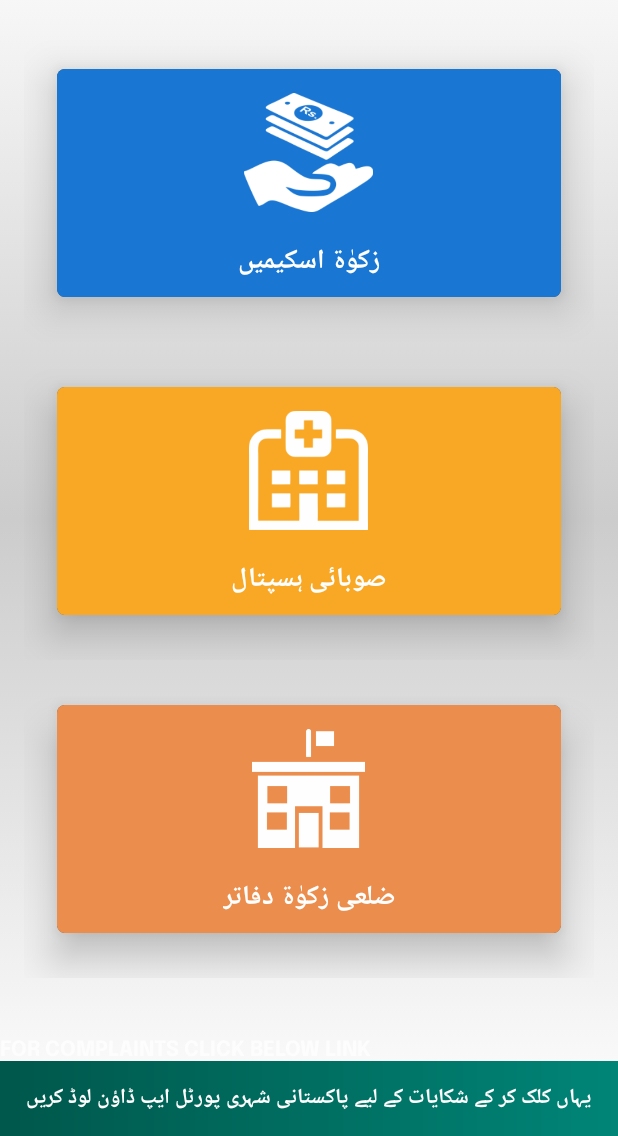
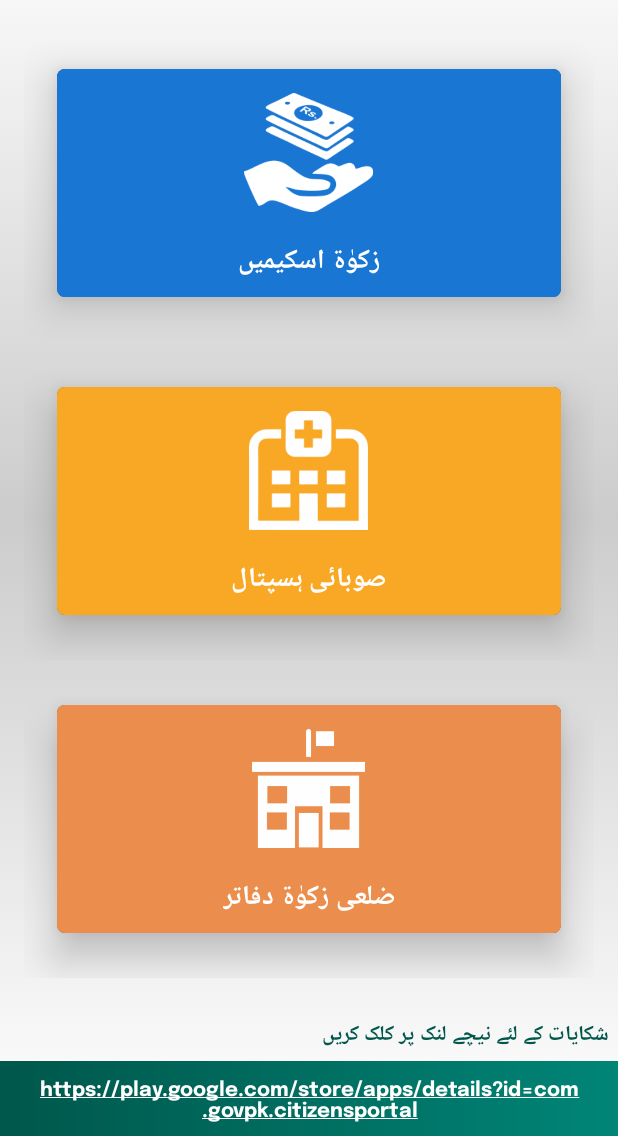
Before and after one commit to codeforpakistan/Mostahiq, an Android app: the MainActivity screen opened directly, with no data from a screen before it, on a phone screen of 412 x 824 dp, the part 100-1236 px from its top. Run offline under Robolectric (Android 15) with nearby library versions, the phone set to English and light mode, and no system bars.

Commit message:
Mustahiq App

```diff
--- a/app/src/main/java/com/kpitb/zakattandusherr/MainActivity.java
+++ b/app/src/main/java/com/kpitb/zakattandusherr/MainActivity.java
@@ -101,7 +101,8 @@ public class MainActivity extends AppCompatActivity {
 
     MediaPlayer mediaPlayer;
 
-    private CustomTextViewForMainPage tvTitle,tvTitleUrdu,tvTitlePashto;
+    private CustomTextViewForMainPage txtComplaint,txtComplaintUrdu,txtComplaintPashto;
+    private RelativeLayout view;
 
     @Override
     protected void onCreate(Bundle savedInstanceState) {
@@ -123,6 +124,7 @@ public class MainActivity extends AppCompatActivity {
 
         //BY DEFAULT SHOW LIST IN URDU
         setUpRescyclerViewUrdu();
+        txtComplaintUrdu.setVisibility(View.VISIBLE);
 
         Menu menu = navigationView.getMenu();
         menu.add(0, MENU_EDUCATIONAL_GRANT, Menu.NONE, "زکوٰۃ اسکیمیں").setIcon(R.drawable.zakat_schemz_icon);
@@ -234,9 +236,9 @@ public class MainActivity extends AppCompatActivity {
                         mediaPlayer.start();
                         if (radioUrdu.isChecked() == true)
                         {
-                            tvTitleUrdu.setVisibility(View.VISIBLE);
-                            tvTitlePashto.setVisibility(View.GONE);
-                            tvTitle.setVisibility(View.GONE);
+                            txtComplaintUrdu.setVisibility(View.VISIBLE);
+                            txtComplaint.setVisibility(View.INVISIBLE);
+                            txtComplaintPashto.setVisibility(View.INVISIBLE);
                             setUpRescyclerViewUrdu();
                             navigationView.getMenu().clear();
                             Menu menu = navigationView.getMenu();
@@ -250,9 +252,9 @@ public class MainActivity extends AppCompatActivity {
                         }
                         else if (radioPashto.isChecked() == true)
                         {
-                            tvTitlePashto.setVisibility(View.VISIBLE);
-                            tvTitle.setVisibility(View.GONE);
-                            tvTitleUrdu.setVisibility(View.GONE);
+                            txtComplaintUrdu.setVisibility(View.INVISIBLE);
+                            txtComplaint.setVisibility(View.INVISIBLE);
+                            txtComplaintPashto.setVisibility(View.VISIBLE);
                             setUpRescyclerViewPashto();
                             navigationView.getMenu().clear();
                             Menu menu = navigationView.getMenu();
@@ -265,9 +267,9 @@ public class MainActivity extends AppCompatActivity {
                             dialog.dismiss();
                         }
                         else {
-                            tvTitle.setVisibility(View.VISIBLE);
-                            tvTitlePashto.setVisibility(View.GONE);
-                            tvTitleUrdu.setVisibility(View.GONE);
+                            txtComplaintUrdu.setVisibility(View.INVISIBLE);
+                            txtComplaint.setVisibility(View.VISIBLE);
+                            txtComplaintPashto.setVisibility(View.INVISIBLE);
                             setUpRescyclerViewEnglish();
                             navigationView.getMenu().clear();
                             Menu menu = navigationView.getMenu();
@@ -305,9 +307,10 @@ public class MainActivity extends AppCompatActivity {
         language_chnge = findViewById(R.id.change_language);
         img_close_drawer = (ImageView)navHeader.findViewById(R.id.close_drawer_btn);
         change_lang = (ImageView)navHeader.findViewById(R.id.change_lang);
-        tvTitle = findViewById(R.id.tvTitle);
-        tvTitleUrdu = findViewById(R.id.tvTitleUrdu);
-        tvTitlePashto = findViewById(R.id.tvTitlePashto);
+        txtComplaint = findViewById(R.id.txtComplaint);
+        txtComplaintUrdu = findViewById(R.id.txtComplaintUrdu);
+        txtComplaintPashto = findViewById(R.id.txtComplaintPashto);
+        view = findViewById(R.id.view);
 
         img_close_drawer.setOnClickListener(new View.OnClickListener() {
             @Override
@@ -317,7 +320,7 @@ public class MainActivity extends AppCompatActivity {
             }
         });
 
-        tvTitle.setOnClickListener(new View.OnClickListener() {
+        view.setOnClickListener(new View.OnClickListener() {
             @Override
             public void onClick(View v) {
                 final String appPackageName = "com.govpk.citizensportal";
@@ -331,7 +334,7 @@ public class MainActivity extends AppCompatActivity {
             }
         });
 
-        tvTitleUrdu.setOnClickListener(new View.OnClickListener() {
+     /*   tvTitleUrdu.setOnClickListener(new View.OnClickListener() {
             @Override
             public void onClick(View v) {
                 final String appPackageName = "com.govpk.citizensportal";
@@ -357,7 +360,7 @@ public class MainActivity extends AppCompatActivity {
                     startActivity(new Intent(Intent.ACTION_VIEW, Uri.parse("https://play.google.com/store/apps/details?id=" + appPackageName)));
                 }
             }
-        });
+        });*/
     }
 
     private void setUpNavigationView() {
@@ -502,9 +505,9 @@ public class MainActivity extends AppCompatActivity {
                             public void onClick(View v) {
                                 mediaPlayer.start();
                                 if (radioUrdu.isChecked() == true) {
-                                    tvTitleUrdu.setVisibility(View.VISIBLE);
-                                    tvTitle.setVisibility(View.GONE);
-                                    tvTitlePashto.setVisibility(View.GONE);
+                                    txtComplaintUrdu.setVisibility(View.VISIBLE);
+                                    txtComplaint.setVisibility(View.INVISIBLE);
+                                    txtComplaintPashto.setVisibility(View.INVISIBLE);
                                     navigationView.getMenu().clear();
                                     Menu menu = navigationView.getMenu();
                                     menu.add(0, MENU_EDUCATIONAL_GRANT, Menu.NONE, "زکوٰۃ اسکیمیں").setIcon(R.drawable.zakat_schemz_icon);
@@ -518,9 +521,9 @@ public class MainActivity extends AppCompatActivity {
                                 }
                                 else if (radioPashto.isChecked() == true)
                                 {
-                                    tvTitleUrdu.setVisibility(View.GONE);
-                                    tvTitle.setVisibility(View.GONE);
-                                    tvTitlePashto.setVisibility(View.VISIBLE);
+                                    txtComplaintUrdu.setVisibility(View.INVISIBLE);
+                                    txtComplaint.setVisibility(View.INVISIBLE);
+                                    txtComplaintPashto.setVisibility(View.VISIBLE);
                                     navigationView.getMenu().clear();
                                     Menu menu = navigationView.getMenu();
                                     menu.add(0, MENU_EDUCATIONAL_GRANT, Menu.NONE, "د زکات پلانونه").setIcon(R.drawable.zakat_schemz_icon);
@@ -533,9 +536,9 @@ public class MainActivity extends AppCompatActivity {
                                     dialog.dismiss();
                                 }
                                 else {
-                                    tvTitleUrdu.setVisibility(View.GONE);
-                                    tvTitle.setVisibility(View.VISIBLE);
-                                    tvTitlePashto.setVisibility(View.GONE);
+                                    txtComplaintUrdu.setVisibility(View.INVISIBLE);
+                                    txtComplaint.setVisibility(View.VISIBLE);
+                                    txtComplaintPashto.setVisibility(View.INVISIBLE);
                                     navigationView.getMenu().clear();
                                     Menu menu = navigationView.getMenu();
                                     menu.add(0, MENU_EDUCATIONAL_GRANT, Menu.NONE, "Zakat Schemes").setIcon(R.drawable.zakat_schemz_icon);
--- a/app/src/main/res/layout/activity_main_dashboard.xml
+++ b/app/src/main/res/layout/activity_main_dashboard.xml
@@ -14,7 +14,7 @@
         android:layout_height="match_parent"
         android:padding="16dp"
         android:layout_below="@+id/app_bar"
-        android:layout_above="@+id/view"
+        android:layout_above="@+id/txtComplaint"
         android:layout_marginBottom="5dp"
         ></androidx.recyclerview.widget.RecyclerView>
 
@@ -24,8 +24,40 @@
         android:id="@+id/txtComplaint"
         android:text="For complaints click below link"
         android:textAllCaps="true"
+        android:layout_alignParentLeft="true"
         android:layout_above="@+id/view"
-        />
+        android:textSize="13sp"
+        android:visibility="invisible"
+        android:layout_marginBottom="5dp"
+        android:textColor="@color/colorPrimaryDark"
+        android:layout_marginLeft="6dp"/>
+
+    <com.kpitb.zakattandusherr.utility.CustomTextViewForMainPage
+        android:layout_width="wrap_content"
+        android:layout_height="wrap_content"
+        android:id="@+id/txtComplaintUrdu"
+        android:text="شکایات کے لئے نیچے لنک پر کلک کریں"
+        android:textAllCaps="true"
+        android:layout_above="@+id/view"
+        android:textSize="14sp"
+        android:textColor="@color/colorPrimaryDark"
+        android:layout_alignParentRight="true"
+        android:layout_marginBottom="5dp"
+        android:layout_marginRight="6dp"/>
+
+    <com.kpitb.zakattandusherr.utility.CustomTextViewForMainPage
+        android:layout_width="wrap_content"
+        android:layout_height="wrap_content"
+        android:id="@+id/txtComplaintPashto"
+        android:text="د شکایتونو لپاره لاندې لینک باندې کلیک وکړئ"
+        android:textAllCaps="true"
+        android:layout_above="@+id/view"
+        android:textSize="14sp"
+        android:visibility="invisible"
+        android:textColor="@color/colorPrimaryDark"
+        android:layout_alignParentRight="true"
+        android:layout_marginBottom="5dp"
+        android:layout_marginRight="6dp"/>
 
     <RelativeLayout
         android:background="@drawable/footer_gradient"
@@ -39,15 +71,14 @@
             android:layout_width="wrap_content"
             android:layout_height="wrap_content"
             android:textAlignment="center"
-            android:textColor="@color/white"
-            android:textAllCaps="true"
             android:layout_centerInParent="true"
             android:layout_margin="5dp"
-            android:visibility="gone"
-            android:text="For any complaints click here to Download Pakistan Citizen Portal App"
+            android:autoLink="web"
+            android:linksClickable="true"
+            android:text="https://play.google.com/store/apps/details?id=com.govpk.citizensportal"
             android:textSize="13sp" />
 
-        <com.kpitb.zakattandusherr.utility.CustomTextViewForMainPage
+        <!--<com.kpitb.zakattandusherr.utility.CustomTextViewForMainPage
             android:id="@+id/tvTitleUrdu"
             android:layout_width="wrap_content"
             android:layout_height="wrap_content"
@@ -71,7 +102,7 @@
             android:layout_margin="5dp"
             android:visibility="gone"
             android:text="د شکایتونو لپاره د پاکستان اتباع پورټل اپلیټ ډاونلوډ کولو لپاره دلته کلیک وکړئ"
-            android:textSize="14sp" />
+            android:textSize="14sp" />-->
 
     </RelativeLayout>
 </RelativeLayout>
```
Also changed, not shown: app/src/main/res/drawable/footer_gradient_yellow.xml (added, +10 -0 lines).
